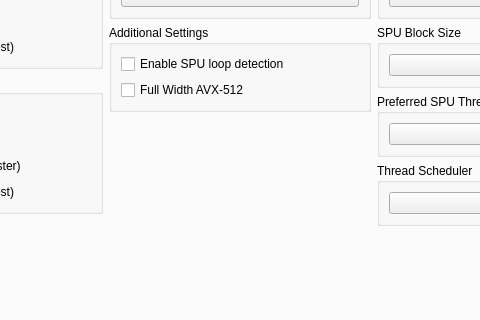
This is rpcs3/rpcs3qt/settings_dialog.ui in RPCS3/rpcs3 as Qt 5 draws it before an edit; both pictures show x 181 to 661 and y 90 to 410 of the 856 by 688 pixel window. The edited form follows.
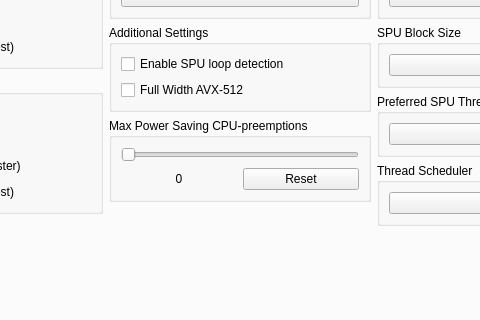
This is the edited form. Icons and pictures are not drawn.

Commit message: Implement independent CPU preemptions

```diff
--- a/rpcs3/rpcs3qt/settings_dialog.ui
+++ b/rpcs3/rpcs3qt/settings_dialog.ui
@@ -193,6 +193,55 @@
               </layout>
              </widget>
             </item>
+            <item>
+             <widget class="QGroupBox" name="gb_max_preempt_count">
+              <property name="sizePolicy">
+               <sizepolicy hsizetype="Preferred" vsizetype="Minimum">
+                <horstretch>0</horstretch>
+                <verstretch>0</verstretch>
+               </sizepolicy>
+              </property>
+              <property name="title">
+               <string>Max Power Saving CPU-preemptions</string>
+              </property>
+              <layout class="QVBoxLayout" name="gb_max_preempt_layout">
+               <item>
+                <widget class="QSlider" name="maxPreemptCount">
+                 <property name="sizePolicy">
+                  <sizepolicy hsizetype="Preferred" vsizetype="Minimum">
+                    <horstretch>0</horstretch>
+                    <verstretch>0</verstretch>
+                  </sizepolicy>
+                 </property>
+                 <property name="orientation">
+                  <enum>Qt::Horizontal</enum>
+                 </property>
+                </widget>
+               </item>
+               <item>
+                <layout class="QHBoxLayout" name="maxPreemptLayout" stretch="0,0">
+                 <item>
+                  <widget class="QLabel" name="preemptText">
+                   <property name="text">
+                    <string>0</string>
+                   </property>
+                   <property name="alignment">
+                    <set>Qt::AlignCenter</set>
+                   </property>
+                  </widget>
+                 </item>
+                 <item>
+                  <widget class="QPushButton" name="preemptReset">
+                   <property name="text">
+                    <string>Reset</string>
+                   </property>
+                  </widget>
+                 </item>
+                </layout>
+               </item>
+              </layout>
+             </widget>
+            </item>
             <item>
              <spacer name="coreTabMiddleLayoutSpacer">
               <property name="orientation">
```
The commit also changes 11 other files.
